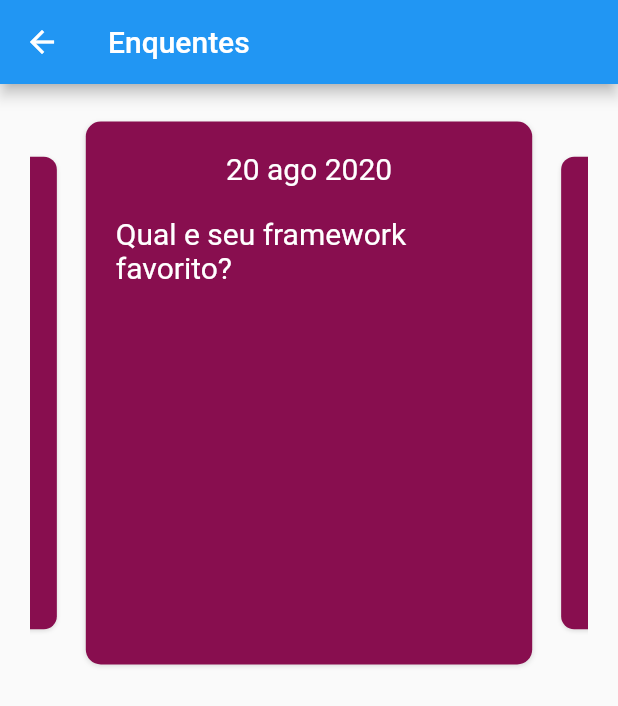
After one commit to hectorlopezv/Flutter-TDD-Clean-Architecture-SOLID-e-Design-Patterns-Flutter-TDD-Clean-Architecture-SOLID-e-, a Flutter app: the SurveysPage screen opened by its route, on a phone screen of 412 x 824 dp. The commit adds this screen. Shown: the top 706 px of the screen. Run offline on Flutter 3.47's test engine with Material 2 defaults, Android fonts, the phone set to English and light mode, and no system bars; drawn by our look-alikes of carousel_slider; our stand-ins replace equatable, flutter_secure_storage, get; missing offline and left inert: dart:ffi; accounts and stored records are empty.

Commit message:
surveys UI

```diff
--- /dev/null
+++ b/lib/main/factories/pages/surverys/surveys_page_factory.dart
@@ -0,0 +1,9 @@
+import 'package:flutter/cupertino.dart';
+import 'package:tdd_clean_patterns_solid/ui/pages/signup/signup_page.dart';
+import 'package:tdd_clean_patterns_solid/ui/pages/surveys/surveys_page.dart';
+
+
+Widget makeSurveysPage() {
+  return  SurveysPage();
+
+}
--- a/lib/main/main.dart
+++ b/lib/main/main.dart
@@ -2,6 +2,7 @@ import 'package:flutter/material.dart';
 import 'package:get/get.dart';
 import 'package:tdd_clean_patterns_solid/main/factories/pages/signIn/signin_page_factory.dart';
 import 'package:tdd_clean_patterns_solid/main/factories/pages/splash/splash_page_factory.dart';
+import 'package:tdd_clean_patterns_solid/main/factories/pages/surverys/surveys_page_factory.dart';
 
 import 'factories/pages/login/login_page_factory.dart';
 
@@ -55,13 +56,7 @@ class App extends StatelessWidget {
         GetPage(name: "/", page: makeSplashPage, transition: Transition.fadeIn),
         GetPage(name: "/login", page: makeLoginPage, transition: Transition.fadeIn),
         GetPage(name: "/signup", page: makeSignInPage, transition: Transition.fadeIn),
-        GetPage(
-          name: "/surveys",
-          page: () => Scaffold(
-            body: Text("Enquentes"),
-          ),
-          transition: Transition.fadeIn
-        )
+        GetPage(name: "/surveys", page: makeSurveysPage, transition: Transition.fadeIn)
       ],
     );
   }
--- a/lib/ui/pages/login/login_page.dart
+++ b/lib/ui/pages/login/login_page.dart
@@ -44,7 +44,11 @@ class _LoginPageState extends State<LoginPage> {
 
           // Find the ScaffoldMessenger in the widget tree
           // and use it to show a SnackBar.
-          ScaffoldMessenger.of(context).showSnackBar(snackBar);
+          if(context != null) {
+            ScaffoldMessenger.of(context).showSnackBar(snackBar);
+          }
+
+
       }
     });
     controller.isLoading.listen((isLoading) {
@@ -69,6 +73,7 @@ class _LoginPageState extends State<LoginPage> {
       }
     });
     return Scaffold(
+      resizeToAvoidBottomInset: true,
         body: SafeArea(
       child: SingleChildScrollView(
         child: Column(
--- /dev/null
+++ b/lib/ui/pages/surveys/components/survey_item.dart
@@ -0,0 +1,34 @@
+import 'package:flutter/material.dart';
+
+class SurveyItem extends StatelessWidget {
+  const SurveyItem({ Key? key }) : super(key: key);
+
+  @override
+  Widget build(BuildContext context) {
+    return Padding(
+      padding: EdgeInsets.symmetric(vertical: 5),
+      child: Container(
+        padding: EdgeInsets.all(20),
+        decoration: BoxDecoration(
+          color: Theme.of(context).primaryColor,
+          boxShadow: [
+            BoxShadow(
+            color: Colors.black12,
+            blurRadius: 2,
+            spreadRadius: 0,
+            offset: Offset(0, 1)
+          ),
+        ],
+        borderRadius: BorderRadius.all(Radius.circular(10))
+        ),
+        child: Column(
+          children: [
+          Text("20 ago 2020", style: TextStyle(color: Colors.white, fontSize: 20),),
+          SizedBox(height: 20,),
+          Text("Qual e seu framework favorito?", style: TextStyle(color: Colors.white, fontSize: 20),)
+        ],
+        ),
+      ),
+    );
+  }
+}
--- /dev/null
+++ b/lib/ui/pages/surveys/surveys_page.dart
@@ -0,0 +1,22 @@
+import 'package:carousel_slider/carousel_slider.dart';
+import 'package:flutter/material.dart';
+import 'package:tdd_clean_patterns_solid/ui/pages/surveys/components/survey_item.dart';
+
+class SurveysPage extends StatelessWidget {
+  const SurveysPage({Key? key}) : super(key: key);
+
+  @override
+  Widget build(BuildContext context) {
+    return Scaffold(
+      appBar: AppBar(title: Text("Enquentes"),),
+      body: Padding(
+        padding: EdgeInsets.all(20),
+        child: CarouselSlider(
+          items: [
+            SurveyItem(),SurveyItem(),SurveyItem()
+            ],
+          options: CarouselOptions(aspectRatio: 1, enlargeCenterPage: true),),
+      )
+    );
+  }
+}
--- a/pubspec.yaml
+++ b/pubspec.yaml
@@ -42,6 +42,7 @@ dependencies:
   equatable: ^2.0.3
   get: ^4.6.1
   flutter_secure_storage: ^5.0.2
+  carousel_slider: ^4.1.1
 
 dev_dependencies:
   flutter_test:
```
Also changed, not shown: pubspec.lock.
